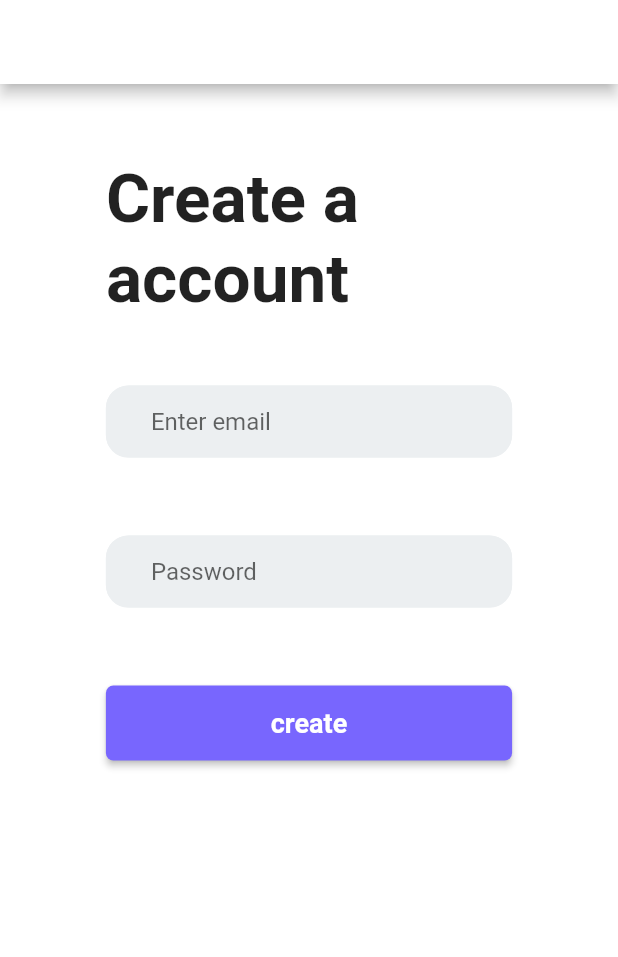
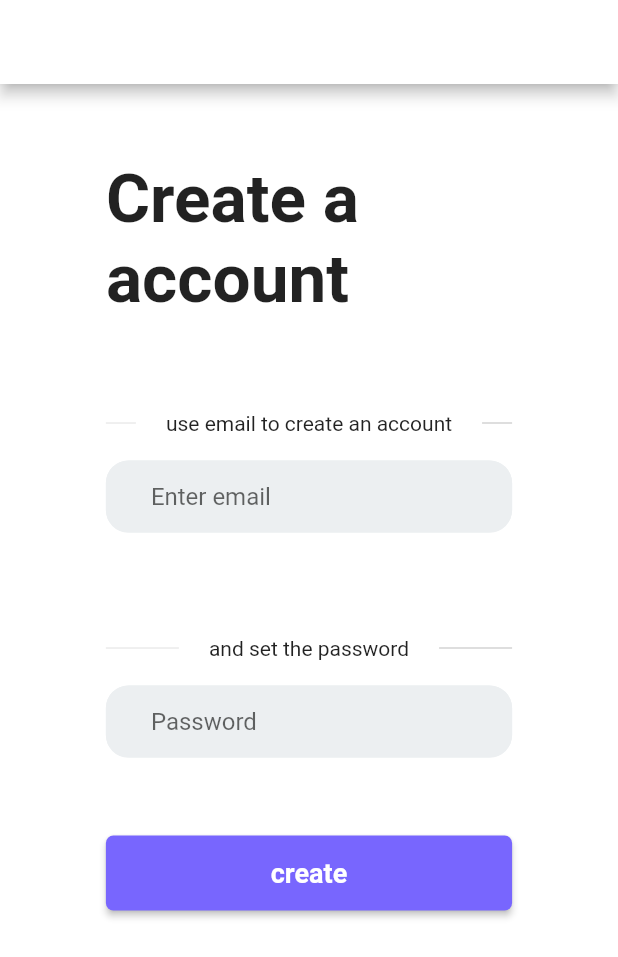
Before and after one commit to ggjj321/word-card-memory, a Flutter app: the vistorPage screen opened directly, after a tap on "Register here!", on a phone screen of 412 x 824 dp. Shown: the top 957 px of the screen. Run offline on Flutter 3.47's test engine with Material 2 defaults, Android fonts, the phone set to English and light mode, and no system bars; drawn by our look-alikes of argon_buttons_flutter; our stand-ins replace cloud_firestore, firebase_auth, firebase_core, flip_card, flutter_spinkit; accounts and stored records are empty.

Commit message:
update create account

```diff
--- a/lib/pages/agmin.dart
+++ b/lib/pages/agmin.dart
@@ -95,10 +95,12 @@ class _adminPageState extends State<adminPage> {
                                 textStyle: const TextStyle(fontSize: 20),
                               ),
                               onPressed: () async {
+                                List<String> usersId = [];
                                 wordCards
                                     .add({
                                   'word': wordController.text,
                                   'meaning': meaningController.text,
+                                  'users id' : usersId,
                                 })
                                     .then((value) => print("User Added"))
                                     .catchError((error) =>
--- a/lib/pages/create_account.dart
+++ b/lib/pages/create_account.dart
@@ -92,6 +92,24 @@ class _CreateNewAccountState extends State<CreateNewAccount> {
                               SizedBox(
                                 height: 15,
                               ),
+                              Row(children: [
+                                Expanded(
+                                  child: Divider(
+                                    color: Colors.grey[300],
+                                    height: 50,
+                                  ),
+                                ),
+                                Padding(
+                                  padding: const EdgeInsets.symmetric(horizontal: 20),
+                                  child: Text("use email to create an account"),
+                                ),
+                                Expanded(
+                                  child: Divider(
+                                    color: Colors.grey[400],
+                                    height: 50,
+                                  ),
+                                ),
+                              ]),
                               SizedBox(
                                 width: 500.0,
                                 height: 100.0,
@@ -114,6 +132,24 @@ class _CreateNewAccountState extends State<CreateNewAccount> {
                                   ),
                                 ),
                               ),
+                              Row(children: [
+                                Expanded(
+                                  child: Divider(
+                                    color: Colors.grey[300],
+                                    height: 50,
+                                  ),
+                                ),
+                                Padding(
+                                  padding: const EdgeInsets.symmetric(horizontal: 20),
+                                  child: Text("and set the password"),
+                                ),
+                                Expanded(
+                                  child: Divider(
+                                    color: Colors.grey[400],
+                                    height: 50,
+                                  ),
+                                ),
+                              ]),
                               SizedBox(
                                 width: 500.0,
                                 height: 100.0,
--- a/lib/pages/visitor.dart
+++ b/lib/pages/visitor.dart
@@ -64,14 +64,11 @@ class _vistorPageState extends State<vistorPage> {
 
   @override
   Widget build(BuildContext context) {
-
     MediaQueryData queryData;
     queryData = MediaQuery.of(context);
-    double screenWidth = queryData.devicePixelRatio;
-    Orientation orientation = MediaQuery.of(context).orientation;
 
     return Scaffold(
-        resizeToAvoidBottomInset : false,
+        resizeToAvoidBottomInset: false,
         backgroundColor: Colors.white,
         appBar: AppBar(
           backgroundColor: Colors.white,
@@ -82,12 +79,12 @@ class _vistorPageState extends State<vistorPage> {
               widthFactor: 0.9,
               heightFactor: 1.0,
               child: SingleChildScrollView(
-            child:  Flex(
+                  child: Flex(
                 mainAxisAlignment: MainAxisAlignment.center,
                 direction: Axis.vertical,
                 children: [
                   Padding(
-                    padding: EdgeInsets.all(50),
+                      padding: EdgeInsets.all(100),
                       child: Column(
                         mainAxisAlignment: MainAxisAlignment.center,
                         children: <Widget>[
@@ -98,6 +95,7 @@ class _vistorPageState extends State<vistorPage> {
                               children: [
                                 Text(
                                   'Sign In to \nmemorize words',
+                                  textAlign: TextAlign.center,
                                   style: TextStyle(
                                     fontSize: 45,
                                     fontWeight: FontWeight.bold,
@@ -106,33 +104,20 @@ class _vistorPageState extends State<vistorPage> {
                                 SizedBox(
                                   height: 30,
                                 ),
-                              Column(
-                                children: [
-                                  Row(
-                                    children: [
                                 Text(
-                                        "If you don't have an account",
+                                  "If you don't have an account You can",
+                                  textAlign: TextAlign.center,
                                   style: TextStyle(
                                       color: Colors.black54,
                                       fontWeight: FontWeight.bold),
-                                      ),
-                                      SizedBox(
-                                        height: 10,
-                                      ),
-                                      Text(
-                                        " You can",
-                                        style: TextStyle(
-                                            color: Colors.black54,
-                                            fontWeight: FontWeight.bold),
-                                      ),
-                                    ],
                                 ),
                                 GestureDetector(
                                   onTap: () {
                                     Navigator.push(
                                       context,
                                       MaterialPageRoute(
-                                            builder: (context) => CreateNewAccount()),
+                                          builder: (context) =>
+                                              CreateNewAccount()),
                                     );
                                   },
                                   child: Text(
@@ -142,8 +127,6 @@ class _vistorPageState extends State<vistorPage> {
                                         fontWeight: FontWeight.bold),
                                   ),
                                 ),
-                                ],
-                              )
                               ],
                             ),
                           ),
@@ -162,11 +145,13 @@ class _vistorPageState extends State<vistorPage> {
                                 labelStyle: TextStyle(fontSize: 12),
                                 contentPadding: EdgeInsets.only(left: 30),
                                 enabledBorder: OutlineInputBorder(
-                                borderSide: BorderSide(color: (Colors.blueGrey[50])!),
+                                  borderSide:
+                                      BorderSide(color: (Colors.blueGrey[50])!),
                                   borderRadius: BorderRadius.circular(15),
                                 ),
                                 focusedBorder: OutlineInputBorder(
-                                borderSide: BorderSide(color: (Colors.blueGrey[50])!),
+                                  borderSide:
+                                      BorderSide(color: (Colors.blueGrey[50])!),
                                   borderRadius: BorderRadius.circular(15),
                                 ),
                               ),
@@ -185,11 +170,13 @@ class _vistorPageState extends State<vistorPage> {
                                 labelStyle: TextStyle(fontSize: 12),
                                 contentPadding: EdgeInsets.only(left: 30),
                                 enabledBorder: OutlineInputBorder(
-                                borderSide: BorderSide(color: (Colors.blueGrey[50])!),
+                                  borderSide:
+                                      BorderSide(color: (Colors.blueGrey[50])!),
                                   borderRadius: BorderRadius.circular(15),
                                 ),
                                 focusedBorder: OutlineInputBorder(
-                                borderSide: BorderSide(color: (Colors.blueGrey[50])!),
+                                  borderSide:
+                                      BorderSide(color: (Colors.blueGrey[50])!),
                                   borderRadius: BorderRadius.circular(15),
                                 ),
                               ),
@@ -216,7 +203,8 @@ class _vistorPageState extends State<vistorPage> {
                             ),
                             onTap: (startLoading, stopLoading, btnState) {
                               if (btnState == ButtonState.Idle) {
-                              signIn(emailController.text, psdController.text);
+                                signIn(
+                                    emailController.text, psdController.text);
                                 emailController.clear();
                                 psdController.clear();
                               }
@@ -231,23 +219,21 @@ class _vistorPageState extends State<vistorPage> {
                             onPressed: () {
                               Navigator.push(
                                 context,
-                              MaterialPageRoute(builder: (context) => CreateNewAccount()),
+                                MaterialPageRoute(
+                                    builder: (context) => CreateNewAccount()),
                               );
                             },
                             child: const Text(
                               'Create new Account',
                               style: TextStyle(
-                                fontWeight: FontWeight.bold, color: Colors.black),
+                                  fontWeight: FontWeight.bold,
+                                  color: Colors.black),
                             ),
                           ),
                         ],
                       )),
                 ],
-            )
-          )
-
-        ),
-      )
-    );
+              ))),
+        ));
   }
 }
```
Also changed, not shown: lib/model/word_card_information.dart (+18 -0 lines), lib/pages/words_card.dart (+17 -8 lines). Lines whose indentation alone changed are shown as unchanged.
